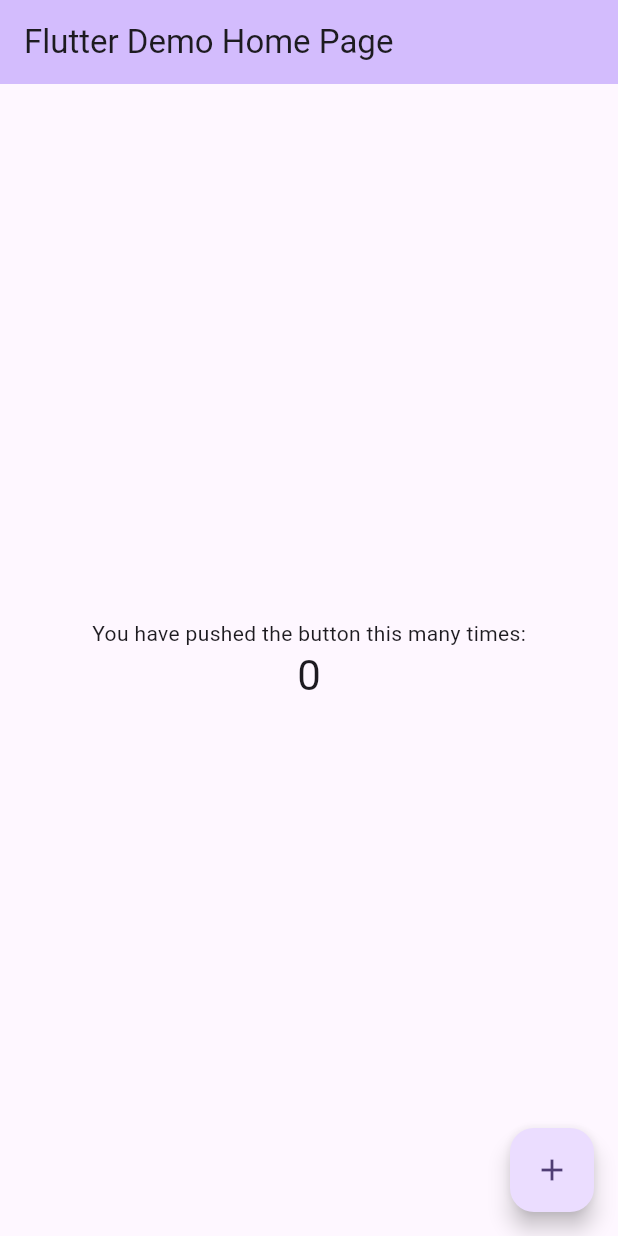
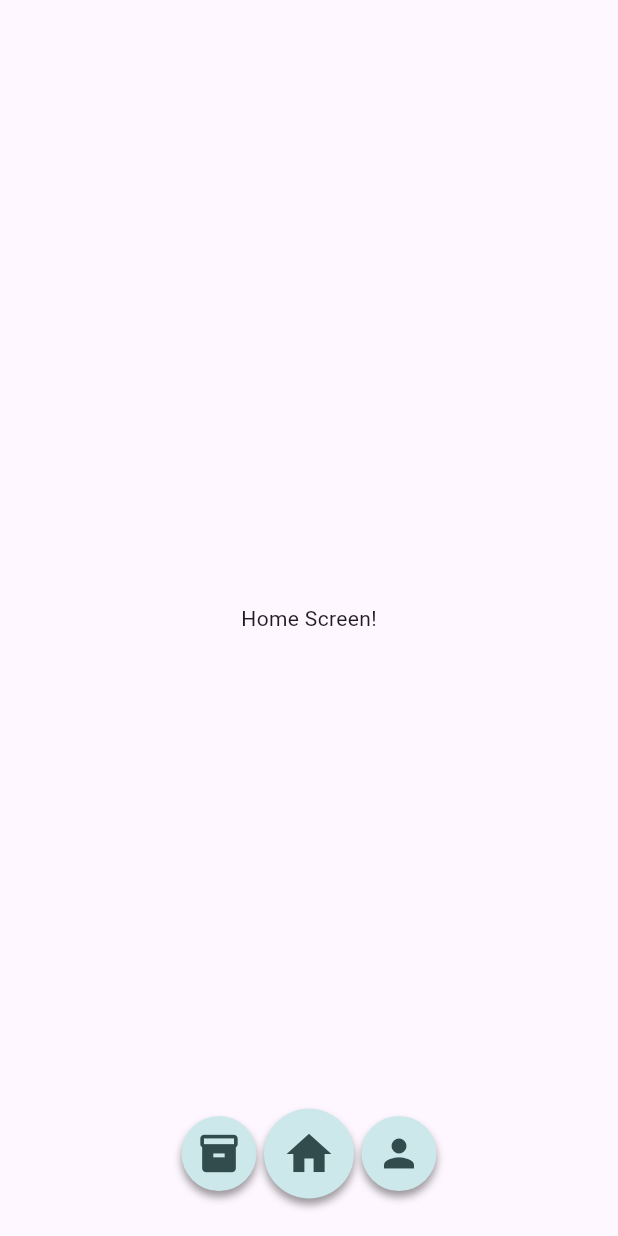
Before and after one commit to k-vandijk/personal_finance_tracker_app, a Flutter app: the screen it shows after launch, on a phone screen of 412 x 824 dp. Run offline on Flutter 3.47's test engine with Material 3 defaults, Android fonts, the light colour scheme and no system bars.

Commit message:
Added: Basic navigation and screens

```diff
--- a/financeapp_app/lib/main.dart
+++ b/financeapp_app/lib/main.dart
@@ -1,122 +1,26 @@
 import 'package:flutter/material.dart';
+import 'package:flutter/services.dart';
+import 'package:financeapp_app/shell.dart';
 
-void main() {
-  runApp(const MyApp());
+ColorScheme kColorScheme = ColorScheme.fromSeed(
+  seedColor: const Color.fromARGB(255, 24, 182, 193),
+);
+
+ColorScheme kDarkColorScheme = ColorScheme.fromSeed(
+  brightness: Brightness.dark,
+  seedColor: const Color.fromARGB(255, 24, 182, 193),
+);
+
+Future<void> main() async {
+
+  WidgetsFlutterBinding.ensureInitialized();
+  await SystemChrome.setPreferredOrientations([DeviceOrientation.portraitUp]);
+
+  runApp(
+    MaterialApp(
+      theme: ThemeData().copyWith(colorScheme: kColorScheme),
+      darkTheme: ThemeData.dark().copyWith(colorScheme: kDarkColorScheme),
+      home: const Shell(),
+    ),
+  );
 }
-
-class MyApp extends StatelessWidget {
-  const MyApp({super.key});
-
-  // This widget is the root of your application.
-  @override
-  Widget build(BuildContext context) {
-    return MaterialApp(
-      title: 'Flutter Demo',
-      theme: ThemeData(
-        // This is the theme of your application.
-        //
-        // TRY THIS: Try running your application with "flutter run". You'll see
-        // the application has a purple toolbar. Then, without quitting the app,
-        // try changing the seedColor in the colorScheme below to Colors.green
-        // and then invoke "hot reload" (save your changes or press the "hot
-        // reload" button in a Flutter-supported IDE, or press "r" if you used
-        // the command line to start the app).
-        //
-        // Notice that the counter didn't reset back to zero; the application
-        // state is not lost during the reload. To reset the state, use hot
-        // restart instead.
-        //
-        // This works for code too, not just values: Most code changes can be
-        // tested with just a hot reload.
-        colorScheme: ColorScheme.fromSeed(seedColor: Colors.deepPurple),
-      ),
-      home: const MyHomePage(title: 'Flutter Demo Home Page'),
-    );
-  }
-}
-
-class MyHomePage extends StatefulWidget {
-  const MyHomePage({super.key, required this.title});
-
-  // This widget is the home page of your application. It is stateful, meaning
-  // that it has a State object (defined below) that contains fields that affect
-  // how it looks.
-
-  // This class is the configuration for the state. It holds the values (in this
-  // case the title) provided by the parent (in this case the App widget) and
-  // used by the build method of the State. Fields in a Widget subclass are
-  // always marked "final".
-
-  final String title;
-
-  @override
-  State<MyHomePage> createState() => _MyHomePageState();
-}
-
-class _MyHomePageState extends State<MyHomePage> {
-  int _counter = 0;
-
-  void _incrementCounter() {
-    setState(() {
-      // This call to setState tells the Flutter framework that something has
-      // changed in this State, which causes it to rerun the build method below
-      // so that the display can reflect the updated values. If we changed
-      // _counter without calling setState(), then the build method would not be
-      // called again, and so nothing would appear to happen.
-      _counter++;
-    });
-  }
-
-  @override
-  Widget build(BuildContext context) {
-    // This method is rerun every time setState is called, for instance as done
-    // by the _incrementCounter method above.
-    //
-    // The Flutter framework has been optimized to make rerunning build methods
-    // fast, so that you can just rebuild anything that needs updating rather
-    // than having to individually change instances of widgets.
-    return Scaffold(
-      appBar: AppBar(
-        // TRY THIS: Try changing the color here to a specific color (to
-        // Colors.amber, perhaps?) and trigger a hot reload to see the AppBar
-        // change color while the other colors stay the same.
-        backgroundColor: Theme.of(context).colorScheme.inversePrimary,
-        // Here we take the value from the MyHomePage object that was created by
-        // the App.build method, and use it to set our appbar title.
-        title: Text(widget.title),
-      ),
-      body: Center(
-        // Center is a layout widget. It takes a single child and positions it
-        // in the middle of the parent.
-        child: Column(
-          // Column is also a layout widget. It takes a list of children and
-          // arranges them vertically. By default, it sizes itself to fit its
-          // children horizontally, and tries to be as tall as its parent.
-          //
-          // Column has various properties to control how it sizes itself and
-          // how it positions its children. Here we use mainAxisAlignment to
-          // center the children vertically; the main axis here is the vertical
-          // axis because Columns are vertical (the cross axis would be
-          // horizontal).
-          //
-          // TRY THIS: Invoke "debug painting" (choose the "Toggle Debug Paint"
-          // action in the IDE, or press "p" in the console), to see the
-          // wireframe for each widget.
-          mainAxisAlignment: MainAxisAlignment.center,
-          children: <Widget>[
-            const Text('You have pushed the button this many times:'),
-            Text(
-              '$_counter',
-              style: Theme.of(context).textTheme.headlineMedium,
-            ),
-          ],
-        ),
-      ),
-      floatingActionButton: FloatingActionButton(
-        onPressed: _incrementCounter,
-        tooltip: 'Increment',
-        child: const Icon(Icons.add),
-      ), // This trailing comma makes auto-formatting nicer for build methods.
-    );
-  }
-}
--- /dev/null
+++ b/financeapp_app/lib/screens/assets_screen.dart
@@ -0,0 +1,10 @@
+import 'package:flutter/material.dart';
+
+class AssetsScreen extends StatelessWidget {
+  const AssetsScreen({super.key});
+
+  @override
+  Widget build(BuildContext context) {
+    return const Center(child: Text('Assets Screen!'));
+  }
+}
--- /dev/null
+++ b/financeapp_app/lib/screens/home_screen.dart
@@ -0,0 +1,10 @@
+import 'package:flutter/material.dart';
+
+class HomeScreen extends StatelessWidget {
+  const HomeScreen({super.key});
+
+  @override
+  Widget build(BuildContext context) {
+    return const Center(child: Text('Home Screen!'));
+  }
+}
--- /dev/null
+++ b/financeapp_app/lib/screens/profile_screen.dart
@@ -0,0 +1,10 @@
+import 'package:flutter/material.dart';
+
+class ProfileScreen extends StatelessWidget {
+  const ProfileScreen({super.key});
+
+  @override
+  Widget build(BuildContext context) {
+    return const Center(child: Text('Profile Screen!'));
+  }
+}
--- /dev/null
+++ b/financeapp_app/lib/shell.dart
@@ -0,0 +1,80 @@
+import 'package:financeapp_app/screens/assets_screen.dart';
+import 'package:financeapp_app/screens/profile_screen.dart';
+import 'package:financeapp_app/widgets/circle_nav_button.dart';
+import 'package:flutter/material.dart';
+import 'package:financeapp_app/screens/home_screen.dart';
+
+class Shell extends StatefulWidget {
+  const Shell({super.key});
+
+  @override
+  State createState() => _ShellState();
+}
+
+class _ShellState extends State<Shell> {
+  String activeScreen = 'home-screen';
+
+  void changeScreen(String screen) {
+    setState(() {
+      activeScreen = screen;
+    });
+  }
+
+  @override
+  Widget build(BuildContext context) {
+    Widget screenWidget;
+
+    switch (activeScreen) {
+      case 'assets-screen':
+        screenWidget = const AssetsScreen();
+        break;
+      case 'profile-screen':
+        screenWidget = const ProfileScreen();
+        break;
+      default:
+        screenWidget = const HomeScreen();
+        break;
+    }
+
+    return Scaffold(
+      body: Stack(
+        children: [
+          Positioned.fill(
+            child: AnimatedSwitcher(
+              duration: const Duration(milliseconds: 50),
+              child: screenWidget,
+            ),
+          ),
+          Positioned(
+            left: 0,
+            right: 0,
+            bottom: 25,
+            child: Row(
+              mainAxisAlignment: MainAxisAlignment.center,
+              children: [
+                CircleNavButton(
+                  inactiveSize: 50,
+                  icon: Icons.inventory,
+                  active: activeScreen == 'assets-screen',
+                  onPressed: () => changeScreen('assets-screen'),
+                ),
+                CircleNavButton(
+                  inactiveSize: 50,
+                  icon: Icons.home,
+                  active: activeScreen == 'home-screen',
+                  onPressed: () => changeScreen('home-screen'),
+                ),
+                CircleNavButton(
+                  inactiveSize: 50,
+                  icon: Icons.person,
+                  active: activeScreen == 'profile-screen',
+                  onPressed: () => changeScreen('profile-screen'),
+                ),
+              ],
+            ),
+          ),
+        ],
+      ),
+    );
+  }
+}
--- /dev/null
+++ b/financeapp_app/lib/widgets/circle_nav_button.dart
@@ -0,0 +1,56 @@
+import 'package:flutter/material.dart';
+
+class CircleNavButton extends StatelessWidget {
+  final double inactiveSize;
+  final IconData icon;
+  final bool active;
+  final VoidCallback onPressed;
+
+  static const double _activeSizeMultiplier = 1.2;
+  static const Duration _animationDuration = Duration(milliseconds: 50);
+
+  const CircleNavButton({
+    super.key,
+    required this.inactiveSize,
+    required this.icon,
+    required this.active,
+    required this.onPressed,
+  });
+
+  @override
+  Widget build(BuildContext context) {
+    final double activeSize = inactiveSize * _activeSizeMultiplier;
+    final double size = active ? activeSize : inactiveSize;
+    final Color backgroundColor = Theme.of(context).colorScheme.secondaryContainer;
+    final Color iconColor = Theme.of(context).colorScheme.onSecondaryContainer;
+
+    return SizedBox(
+      width: activeSize,
+      height: activeSize,
+      child: Center(
+        child: AnimatedContainer(
+          duration: _animationDuration,
+          width: size,
+          height: size,
+          decoration: BoxDecoration(
+            color: backgroundColor,
+            shape: BoxShape.circle,
+            boxShadow: [
+              BoxShadow(
+                color: Colors.black.withAlpha(100),
+                blurRadius: 4,
+                offset: const Offset(0, 4),
+              ),
+            ],
+          ),
+          child: IconButton(
+            onPressed: onPressed,
+            icon: Icon(icon),
+            color: iconColor,
+            iconSize: size * 0.6,
+          ),
+        ),
+      ),
+    );
+  }
+}
```
Also changed, not shown: 3 other files.
